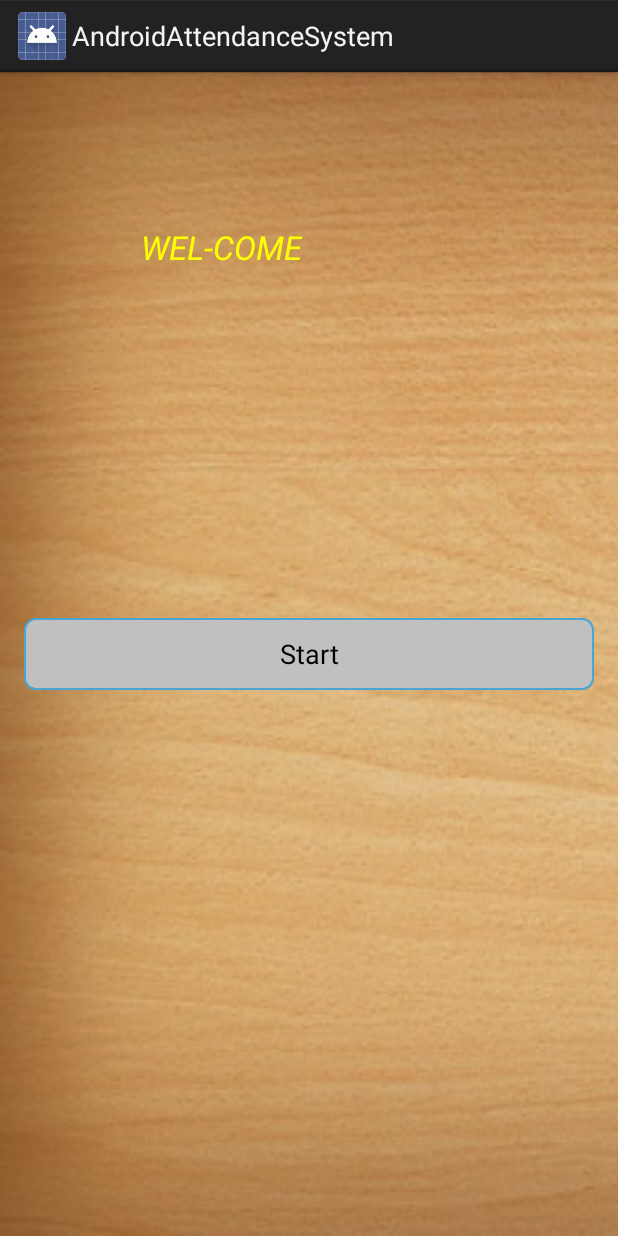
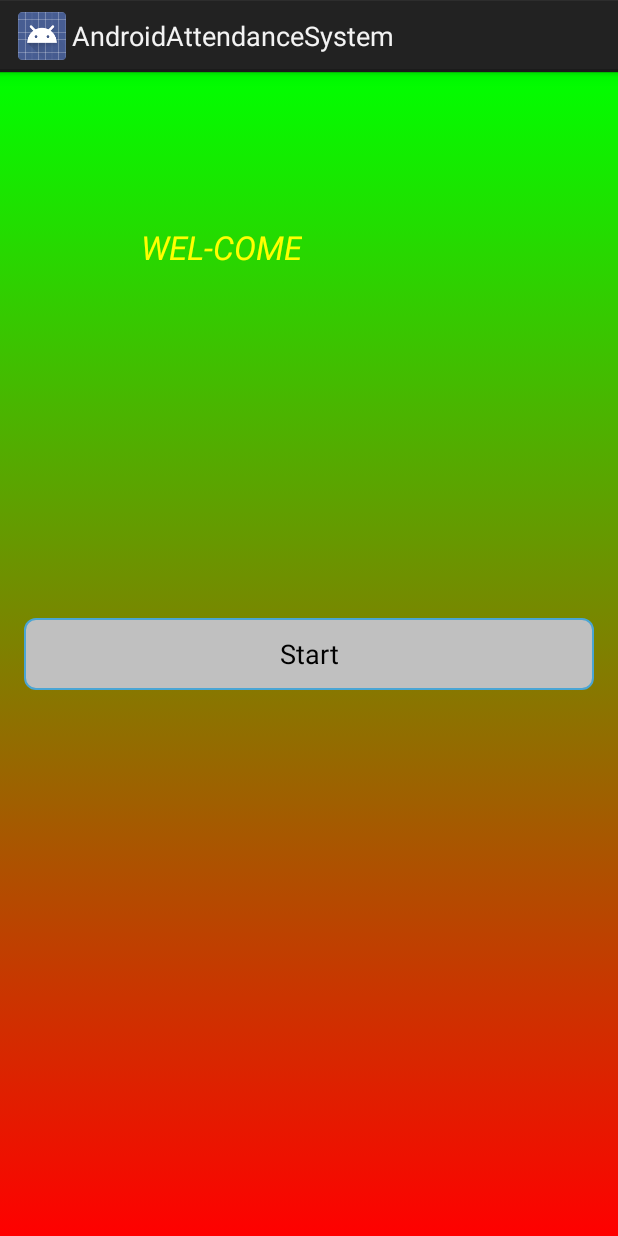
Before and after one commit to nauman-aziz/MC_CMS_PROJ, an Android app: the layout activity_main.xml on its own in the app's theme, with its tools: preview values and no code run, on a phone screen of 412 x 824 dp. Run offline under Robolectric (Android 15) with nearby library versions, the phone set to English and light mode, and no system bars.

Commit message:
main header selector gradient

```diff
--- a/app/src/main/res/layout/activity_main.xml
+++ b/app/src/main/res/layout/activity_main.xml
@@ -6,7 +6,7 @@
     android:paddingLeft="@dimen/activity_horizontal_margin"
     android:paddingRight="@dimen/activity_horizontal_margin"
     android:paddingTop="@dimen/activity_vertical_margin"
-    android:background="@drawable/clg"
+    android:background="@drawable/main_header_selector"
     >
 
     <TextView
@@ -26,6 +26,7 @@
         android:id="@+id/buttonstart"
         android:layout_width="match_parent"
         android:layout_height="wrap_content"
+
         android:layout_centerHorizontal="true"
         android:layout_centerVertical="true"
         android:background="@drawable/roundedbutton"
```
